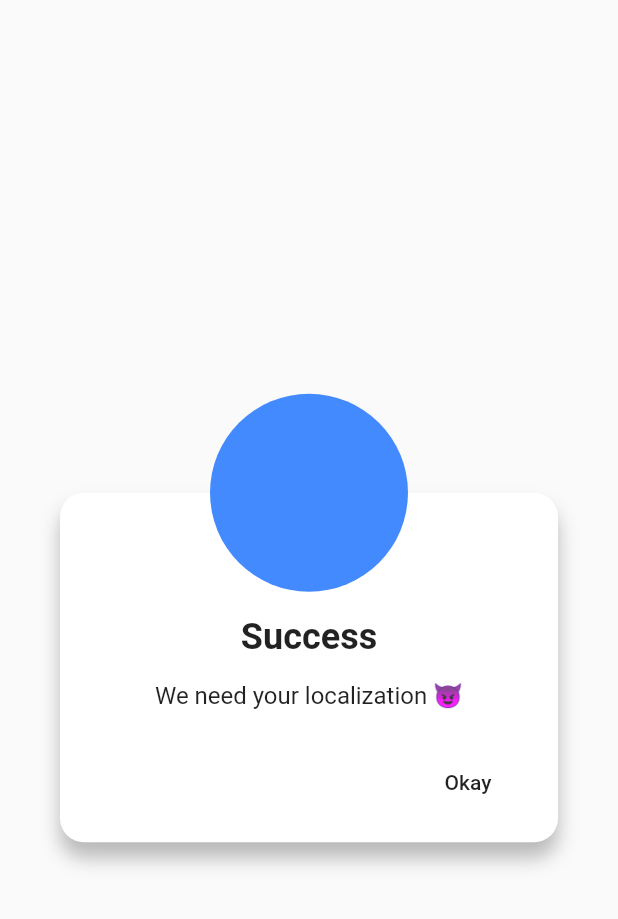
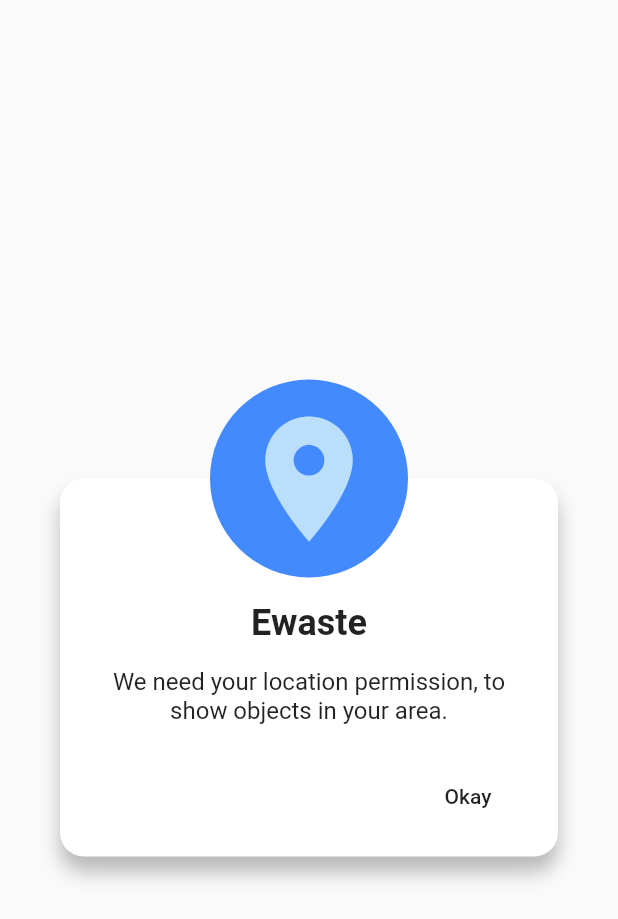
Before and after one commit to Sebulec/E-waste-mobile-app, a Flutter app: the CustomDialog widget shown alone on an empty page, opened directly, on a phone screen of 412 x 824 dp. Shown: the top 919 px of the screen. Run offline on Flutter 3.47's test engine with Material 2 defaults, Android fonts, the phone set to English and light mode, and no system bars; our stand-ins replace flutter_clean_architecture, google_maps_flutter, location; generated files the repository leaves out were written again.

Commit message:
Added app localization.

```diff
--- a/lib/app/pages/home/home_controller.dart
+++ b/lib/app/pages/home/home_controller.dart
@@ -15,6 +15,8 @@ class HomeController extends Controller implements ObjectTappedObserver {
       AllObjectsFromApiToMarkerWrapper(_allObjects, this)
           .getAllObjectsAsMarkers(); // data used by the View
   final HomePresenter homePresenter;
+  Location currentLocation;
+
   // Presenter should always be initialized this way
   HomeController(usersRepo)
       : homePresenter = HomePresenter(usersRepo),
@@ -41,10 +43,10 @@ class HomeController extends Controller implements ObjectTappedObserver {
     };
   }
 
-  getAllObjects() => homePresenter.getAllObjects(Location(1, 1));
+  getAllObjects() => homePresenter.getAllObjects(currentLocation);
 
   void didSetLocation(Location location) {
-
+    currentLocation = location;
   }
 
   @override
--- a/lib/app/pages/home/home_view.dart
+++ b/lib/app/pages/home/home_view.dart
@@ -2,6 +2,7 @@ import 'dart:async';
 
 import 'package:e_waste/app/widgets/constants.dart';
 import 'package:e_waste/app/widgets/custom_dialog.dart';
+import 'package:e_waste/app_localizations.dart';
 import 'package:e_waste/data/repositories/data_objects_from_api_repository.dart';
 import 'package:e_waste/domain/entities/location.dart';
 import 'package:flutter/material.dart';
@@ -9,7 +10,6 @@ import 'package:flutter/widgets.dart';
 import 'package:flutter_clean_architecture/flutter_clean_architecture.dart';
 import 'package:google_maps_flutter/google_maps_flutter.dart';
 import 'package:location/location.dart' as location;
-
 import 'home_controller.dart';
 
 class HomePage extends View {
@@ -21,6 +21,8 @@ class HomePage extends View {
 
 class _HomePageState extends ViewState<HomePage, HomeController> {
   _HomePageState() : super(HomeController(DataObjectsFromApiRepository())) {
+    controller.didSetLocation(Location(_initialCameraPosition.target.latitude,
+        _initialCameraPosition.target.longitude));
     controller.getAllObjects();
     _controller.future.whenComplete(_didLoadController);
   }
@@ -29,18 +31,8 @@ class _HomePageState extends ViewState<HomePage, HomeController> {
     print("Did finished loading google map controller");
     // check the permission
     // show dialog
-
-    showDialog(
-      context: context,
-      builder: (BuildContext context) => CustomDialog(
-        title: "Success",
-        description: "We need your localization 😈",
-        buttonText: "Okay",
-      ),
-    );
-
-    // location.LocationData currentLocation =
-    //     await location.Location.getLocation();
+    bool isLocationEnabled = await location.Location().serviceEnabled();
+    _showPermissionDialog();
   }
 
   Completer<GoogleMapController> _controller = Completer();
@@ -78,4 +70,20 @@ class _HomePageState extends ViewState<HomePage, HomeController> {
           currentLocationBounds.northeast.longitude));
     }
   }
+
+  void _showPermissionDialog() {
+    showDialog(
+      context: context,
+      builder: (BuildContext context) => CustomDialog(
+        title: AppLocalizations.of(context).translate("ewaste_name"),
+        description:
+            AppLocalizations.of(context).translate("location_required"),
+        actions: [
+          DialogAction(
+              AppLocalizations.of(context).translate("positive_button"),
+              () => print("Did tap"))
+        ],
+      ),
+    );
+  }
 }
--- a/lib/app/widgets/custom_dialog.dart
+++ b/lib/app/widgets/custom_dialog.dart
@@ -1,14 +1,22 @@
 import 'package:e_waste/app/widgets/constants.dart';
 import 'package:flutter/material.dart';
 
+class DialogAction {
+  final String buttonText;
+  final Function onTap;
+
+  DialogAction(this.buttonText, this.onTap);
+}
+
 class CustomDialog extends StatelessWidget {
-  final String title, description, buttonText;
+  final String title, description;
   final Image image;
+  final List<DialogAction> actions;
 
   CustomDialog({
     @required this.title,
     @required this.description,
-    @required this.buttonText,
+    @required this.actions,
     this.image,
   });
 
@@ -72,11 +80,9 @@ class CustomDialog extends StatelessWidget {
           SizedBox(height: 24.0),
           Align(
             alignment: Alignment.bottomRight,
-            child: FlatButton(
-              onPressed: () {
-                Navigator.of(context).pop(); // To close the dialog
-              },
-              child: Text(buttonText),
+            child: Row(
+              mainAxisAlignment: MainAxisAlignment.end,
+              children: actions.map((action) => _generateFlatButtonFromAction(context, action)).toList()
             ),
           ),
         ],
@@ -89,9 +95,30 @@ class CustomDialog extends StatelessWidget {
       left: EWasteLayout.PADDING,
       right: EWasteLayout.PADDING,
       child: CircleAvatar(
-        backgroundColor: Colors.blueAccent,
-        radius: EWasteLayout.AVATAR_RADIUS,
-      ),
+          backgroundColor: Colors.blueAccent,
+          radius: EWasteLayout.AVATAR_RADIUS,
+          child: Padding(
+            padding: const EdgeInsets.all(EWasteLayout.PADDING),
+            child: new Flex(direction: Axis.vertical, children: [
+              new Expanded(
+                child: new FittedBox(
+                  fit: BoxFit.fill,
+                  child: new Icon(Icons.location_on),
+                ),
+              )
+            ]),
+          )),
+    );
+  }
+
+  FlatButton _generateFlatButtonFromAction(
+      BuildContext context, DialogAction dialogAction) {
+    return FlatButton(
+      onPressed: () {
+        dialogAction.onTap();
+        Navigator.of(context).pop(); // To close the dialog
+      },
+      child: Text(dialogAction.buttonText),
     );
   }
 }
--- /dev/null
+++ b/lib/app_localizations.dart
@@ -0,0 +1,65 @@
+import 'dart:convert';
+
+import 'package:flutter/material.dart';
+import 'package:flutter/services.dart';
+
+class AppLocalizations {
+  final Locale locale;
+  // Static member to have a simple access to the delegate from the MaterialApp
+  static const LocalizationsDelegate<AppLocalizations> delegate =
+      _AppLocalizationsDelegate();
+
+  AppLocalizations(this.locale);
+
+  // Helper method to keep the code in the widgets concise
+  // Localizations are accessed using an InheritedWidget "of" syntax
+  static AppLocalizations of(BuildContext context) {
+    return Localizations.of<AppLocalizations>(context, AppLocalizations);
+  }
+
+  Map<String, String> _localizedStrings;
+
+  Future<bool> load() async {
+    // Load the language JSON file from the "lang" folder
+    String jsonString = await rootBundle
+        .loadString('resources/langs/${locale.languageCode}.json');
+    Map<String, dynamic> jsonMap = json.decode(jsonString);
+
+    _localizedStrings = jsonMap.map((key, value) {
+      return MapEntry(key, value.toString());
+    });
+
+    return true;
+  }
+
+  // This method will be called from every widget which needs a localized text
+  String translate(String key) {
+    return _localizedStrings[key];
+  }
+}
+
+// LocalizationsDelegate is a factory for a set of localized resources
+// In this case, the localized strings will be gotten in an AppLocalizations object
+class _AppLocalizationsDelegate
+    extends LocalizationsDelegate<AppLocalizations> {
+  // This delegate instance will never change (it doesn't even have fields!)
+  // It can provide a constant constructor.
+  const _AppLocalizationsDelegate();
+
+  @override
+  bool isSupported(Locale locale) {
+    // Include all of your supported language codes here
+    return ['en', 'pl'].contains(locale.languageCode);
+  }
+
+  @override
+  Future<AppLocalizations> load(Locale locale) async {
+    // AppLocalizations class is where the JSON loading actually runs
+    AppLocalizations localizations = new AppLocalizations(locale);
+    await localizations.load();
+    return localizations;
+  }
+
+  @override
+  bool shouldReload(_AppLocalizationsDelegate old) => false;
+}
--- a/pubspec.yaml
+++ b/pubspec.yaml
@@ -23,6 +23,8 @@ dependencies:
   google_maps_flutter: any
   easy_localization: any
   flutter:
+    sdk: flutter
+  flutter_localizations:
     sdk: flutter
 
   # The following adds the Cupertino Icons font to your application.
@@ -50,7 +52,8 @@ flutter:
   # To add assets to your application, add an assets section, like this:
   assets:
    - images/
-  #  - images/a_dot_ham.jpeg
+   - resources/langs/en.json
+   - resources/langs/pl.json
 
   # An image asset can refer to one or more resolution-specific "variants", see
   # https://flutter.dev/assets-and-images/#resolution-aware.
--- /dev/null
+++ b/resources/langs/en.json
@@ -0,0 +1,7 @@
+{
+    "ewaste_name": "Ewaste",
+    "location_required": "We need your location permission, to show objects in your area.",
+    "positive_button": "Okay",
+    "map": "Map",
+    "info": "Info"
+}
--- /dev/null
+++ b/resources/langs/pl.json
@@ -0,0 +1,7 @@
+{
+    "ewaste_name": "Elektrośmieci",
+    "location_required": "Potrzebujemy Twojej zgody na otrzymywanie lokalizacji, aby pokazać Ci dostępne obiekty w Twojej okolicy.",
+    "positive_button": "Zezwól",
+    "map": "Mapa",
+    "info": "Info"
+}
```
Also changed, not shown: lib/app/pages/root/root_widget.dart (+5 -6 lines), lib/main.dart (+29 -16 lines).
